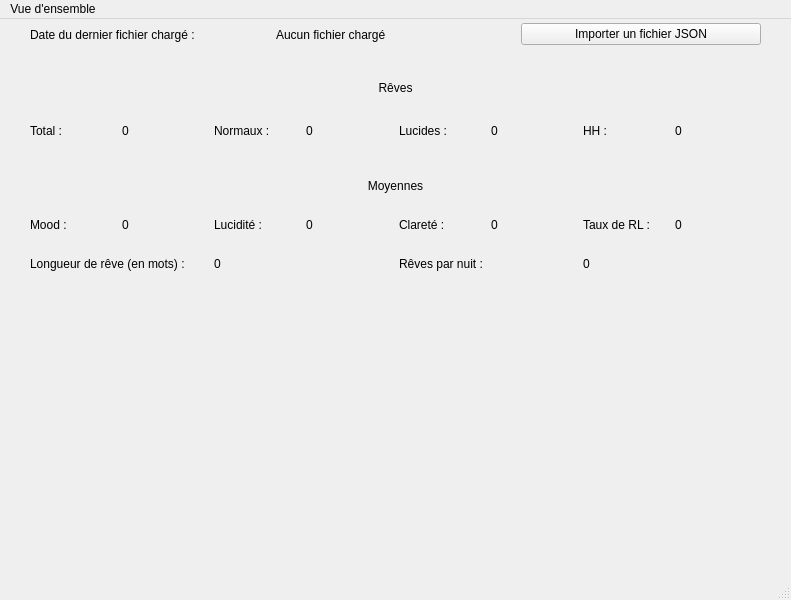
estebanthi/DreamsAnalyzer, file ui/main_window.ui: the form before one commit.
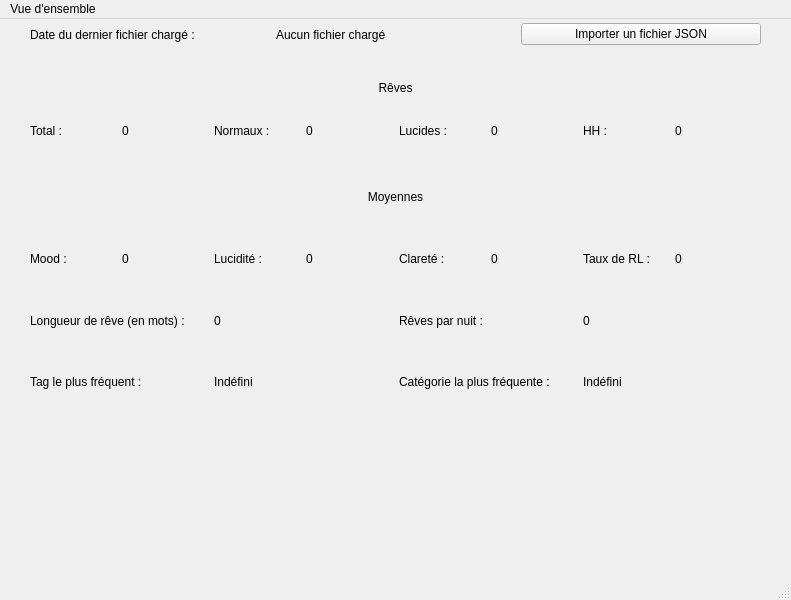
The form after the commit.

What changed in the file:
```diff
--- a/ui/main_window.ui
+++ b/ui/main_window.ui
@@ -135,7 +135,7 @@
       <x>30</x>
       <y>150</y>
       <width>731</width>
-      <height>111</height>
+      <height>241</height>
      </rect>
     </property>
     <layout class="QVBoxLayout" name="verticalLayout_2">
@@ -241,6 +241,38 @@
        </item>
       </layout>
      </item>
+     <item>
+      <layout class="QHBoxLayout" name="horizontalLayout_5">
+       <item>
+        <widget class="QLabel" name="last_file_loaded_value_5">
+         <property name="text">
+          <string>Tag le plus fréquent :</string>
+         </property>
+        </widget>
+       </item>
+       <item>
+        <widget class="QLabel" name="most_frequent_tag">
+         <property name="text">
+          <string>Indéfini</string>
+         </property>
+        </widget>
+       </item>
+       <item>
+        <widget class="QLabel" name="label_10">
+         <property name="text">
+          <string>Catégorie la plus fréquente :</string>
+         </property>
+        </widget>
+       </item>
+       <item>
+        <widget class="QLabel" name="most_frequent_category">
+         <property name="text">
+          <string>Indéfini</string>
+         </property>
+        </widget>
+       </item>
+      </layout>
+     </item>
     </layout>
    </widget>
   </widget>
```
Left out of the diff: 2 changed lines with no effect on the pictures.
